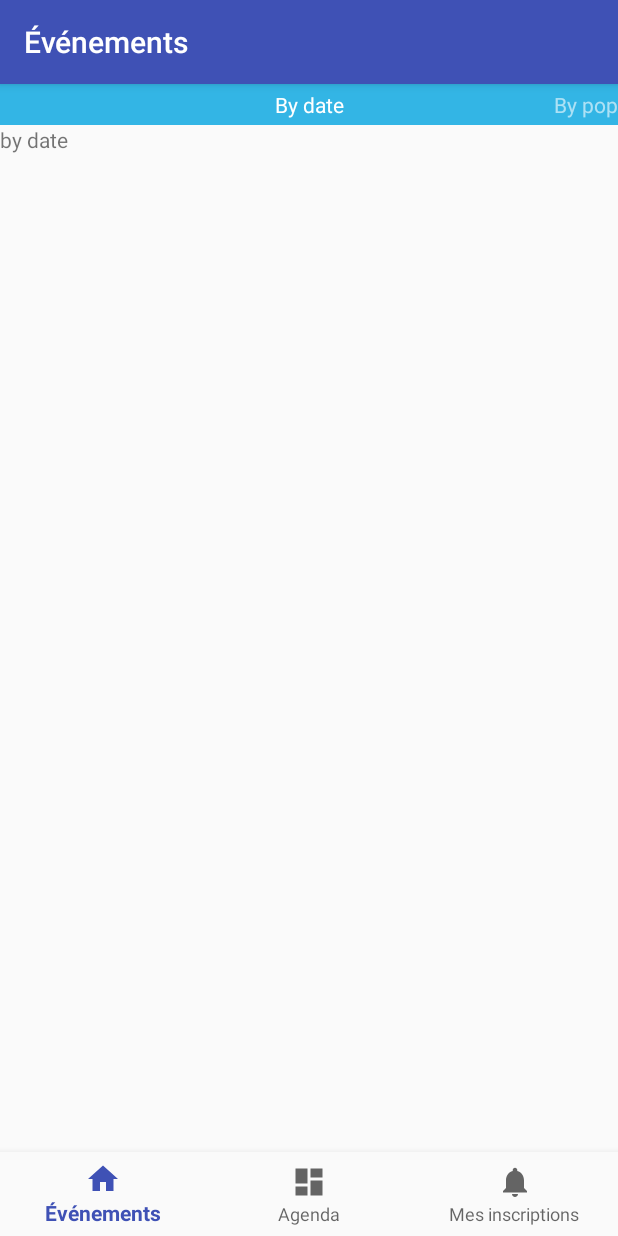
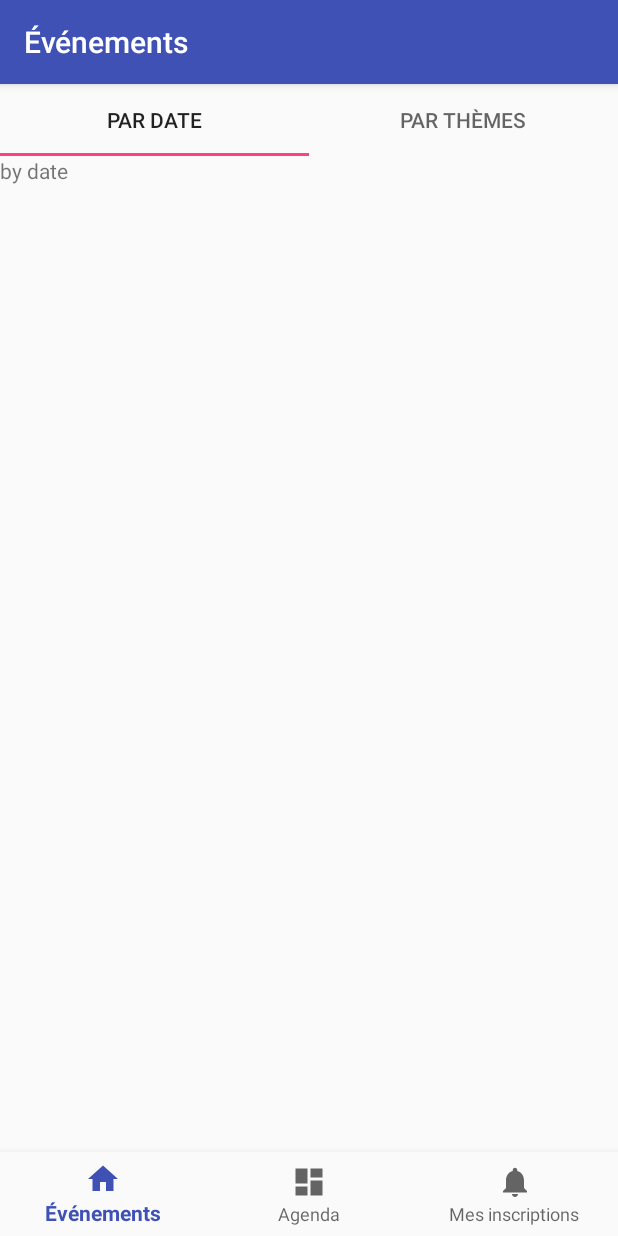
Before and after one commit to alexislargaiolli/cigref, an Android app: the screen it shows after launch (MainActivity), on a phone screen of 412 x 824 dp. Run offline under Robolectric (Android 15) with nearby library versions, the phone set to English and light mode, and no system bars; 2 statements that could not run were skipped.

```diff
--- a/app/build.gradle
+++ b/app/build.gradle
@@ -1,12 +1,12 @@
 apply plugin: 'com.android.application'
 
 android {
-    compileSdkVersion 26
-    buildToolsVersion "26.0.1"
+    compileSdkVersion 25
+    buildToolsVersion '25.0.2'
     defaultConfig {
         applicationId "com.sherpa.mynelis.cigref"
         minSdkVersion 19
-        targetSdkVersion 26
+        targetSdkVersion 25
         versionCode 1
         versionName "1.0"
         testInstrumentationRunner "android.support.test.runner.AndroidJUnitRunner"
@@ -21,15 +21,17 @@ android {
 }
 
 dependencies {
-    compile fileTree(dir: 'libs', include: ['*.jar'])
+    compile fileTree(include: ['*.jar'], dir: 'libs')
     androidTestCompile('com.android.support.test.espresso:espresso-core:2.2.2', {
         exclude group: 'com.android.support', module: 'support-annotations'
     })
-    compile 'com.android.support:appcompat-v7:26.+'
-    compile 'com.android.support:design:26.+'
-    compile 'com.android.support:support-vector-drawable:26.+'
-    compile 'com.android.support:support-v4:26.+'
-    compile 'com.android.support:recyclerview-v7:26.+'
+    compile 'com.android.support:support-annotations:25.3.1'
+    compile "com.android.support:support-core-utils:25.3.1"
+    compile 'com.android.support:appcompat-v7:25.3.1'
+    compile 'com.android.support:design:25.3.1'
+    compile 'com.android.support:support-vector-drawable:25.3.1'
+    compile 'com.android.support:support-v4:25.3.1'
+    compile 'com.android.support:recyclerview-v7:25.3.1'
     compile 'com.android.support.constraint:constraint-layout:1.0.2'
     testCompile 'junit:junit:4.12'
 }
--- a/app/src/main/AndroidManifest.xml
+++ b/app/src/main/AndroidManifest.xml
@@ -13,7 +13,8 @@
         android:label="@string/app_name"
         android:roundIcon="@mipmap/ic_launcher_round"
         android:supportsRtl="true"
-        android:theme="@style/AppTheme">
+        android:theme="@style/AppTheme"
+        >
         <activity
             android:name=".LoginActivity"
             android:label="@string/app_name">
--- a/app/src/main/java/com/sherpa/mynelis/cigref/SampleAdapter.java
+++ /dev/null
@@ -1,43 +0,0 @@
-package com.sherpa.mynelis.cigref;
-
-import android.content.Context;
-import android.support.v4.app.Fragment;
-import android.support.v4.app.FragmentManager;
-import android.support.v4.app.FragmentPagerAdapter;
-
-public class SampleAdapter extends FragmentPagerAdapter {
-    Context ctxt=null;
-
-    public SampleAdapter(Context ctxt, FragmentManager mgr) {
-        super(mgr);
-        this.ctxt=ctxt;
-    }
-
-    @Override
-    public int getCount() {
-        return(2);
-    }
-
-    @Override
-    public Fragment getItem(int position) {
-//        return(EditorFragment.newInstance(position));
-        switch(position){
-            case 0 :
-                return new EventByDateFragment();
-            case 1 :
-                return new EventByPopularityFragment();
-        }
-        return null;
-    }
-
-    @Override
-    public String getPageTitle(int position) {
-        switch(position){
-            case 0 :
-                return "By date";
-            case 1 :
-                return "By pop";
-        }
-        return null;
-    }
-}
--- a/app/src/main/java/com/sherpa/mynelis/cigref/EventByDateFragment.java
+++ b/app/src/main/java/com/sherpa/mynelis/cigref/events/EventByDateFragment.java
@@ -1,4 +1,4 @@
-package com.sherpa.mynelis.cigref;
+package com.sherpa.mynelis.cigref.events;
 
 
 import android.os.Bundle;
@@ -6,6 +6,8 @@ import android.support.v4.app.Fragment;
 import android.view.LayoutInflater;
 import android.view.View;
 import android.view.ViewGroup;
+
+import com.sherpa.mynelis.cigref.R;
 
 
 /**
--- a/app/src/main/java/com/sherpa/mynelis/cigref/EventByPopularityFragment.java
+++ b/app/src/main/java/com/sherpa/mynelis/cigref/events/EventByPopularityFragment.java
@@ -1,11 +1,14 @@
-package com.sherpa.mynelis.cigref;
+package com.sherpa.mynelis.cigref.events;
 
 
 import android.os.Bundle;
 import android.support.v4.app.Fragment;
+import android.support.v7.app.AppCompatActivity;
 import android.view.LayoutInflater;
 import android.view.View;
 import android.view.ViewGroup;
+
+import com.sherpa.mynelis.cigref.R;
 
 
 /**
--- /dev/null
+++ b/app/src/main/java/com/sherpa/mynelis/cigref/events/EventTabAdapter.java
@@ -0,0 +1,53 @@
+package com.sherpa.mynelis.cigref.events;
+
+import android.content.Context;
+import android.support.v4.app.Fragment;
+import android.support.v4.app.FragmentManager;
+import android.support.v4.app.FragmentPagerAdapter;
+
+import com.sherpa.mynelis.cigref.R;
+
+import static android.support.v4.content.res.TypedArrayUtils.getString;
+
+
+public class EventTabAdapter extends FragmentPagerAdapter {
+    Context ctxt=null;
+    EventByDateFragment byDate;
+    EventByPopularityFragment byPop;
+
+    public EventTabAdapter(Context ctxt, FragmentManager mgr) {
+        super(mgr);
+        this.ctxt=ctxt;
+        byDate = new EventByDateFragment();
+        byPop = new EventByPopularityFragment();
+    }
+
+    @Override
+    public int getCount() {
+        return(2);
+    }
+
+    @Override
+    public Fragment getItem(int position) {
+        switch(position){
+            case 0 :
+                return byDate;
+            case 1 :
+                return byPop;
+        }
+        return null;
+    }
+
+    @Override
+    public String getPageTitle(int position) {
+        switch(position){
+            case 0 :
+                return ctxt.getResources().getString(R.string.title_event_bydate);
+            case 1 :
+                return ctxt.getResources().getString(R.string.title_event_bytheme);
+            case 2 :
+                return ctxt.getResources().getString(R.string.title_event_bypopularity);
+        }
+        return null;
+    }
+}
--- a/app/src/main/java/com/sherpa/mynelis/cigref/EventsFragment.java
+++ b/app/src/main/java/com/sherpa/mynelis/cigref/events/EventsFragment.java
@@ -1,14 +1,16 @@
-package com.sherpa.mynelis.cigref;
+package com.sherpa.mynelis.cigref.events;
 
 
-import android.app.ActionBar;
 import android.os.Bundle;
 import android.support.annotation.Nullable;
+import android.support.design.widget.TabLayout;
 import android.support.v4.app.Fragment;
 import android.support.v4.view.ViewPager;
 import android.view.LayoutInflater;
 import android.view.View;
 import android.view.ViewGroup;
+
+import com.sherpa.mynelis.cigref.R;
 
 
 /**
@@ -17,21 +19,13 @@ import android.view.ViewGroup;
 public class EventsFragment extends Fragment {
 
     public EventsFragment() {
-        // Required empty public constructor
     }
 
     @Override
     public void onCreate(@Nullable Bundle savedInstanceState) {
         super.onCreate(savedInstanceState);
-        final ActionBar actionBar = getActivity().getActionBar();
 
-        // Specify that tabs should be displayed in the action bar.
-        actionBar.setNavigationMode(ActionBar.NAVIGATION_MODE_TABS);
 
-        // Add 3 tabs, specifying the tab's text and TabListener
-        for (int i = 0; i < 3; i++) {
-            actionBar.addTab(actionBar.newTab().setText("Tab " + (i + 1)));
-        }
     }
 
     @Override
@@ -40,18 +34,16 @@ public class EventsFragment extends Fragment {
         View view = inflater.inflate(R.layout.fragment_events, container, false);
 
         ViewPager mViewPager = (ViewPager) view.findViewById(R.id.pager);
-//        mViewPager.setAdapter(new MyAdapter(getChildFragmentManager()));
         mViewPager.setAdapter(buildAdapter());
 
+        TabLayout tabLayout = (TabLayout) view.findViewById(R.id.tab_layout);
+        tabLayout.setupWithViewPager(mViewPager);
 
-
-
-        // Inflate the layout for this fragment
         return view;
     }
 
-    private SampleAdapter buildAdapter() {
-        return(new SampleAdapter(getActivity(), getChildFragmentManager()));
+    private EventTabAdapter buildAdapter() {
+        return (new EventTabAdapter(getActivity(), getChildFragmentManager()));
     }
 
 }
--- a/app/src/main/res/layout/fragment_event_by_date.xml
+++ b/app/src/main/res/layout/fragment_event_by_date.xml
@@ -2,7 +2,7 @@
     xmlns:tools="http://schemas.android.com/tools"
     android:layout_width="match_parent"
     android:layout_height="match_parent"
-    tools:context="com.sherpa.mynelis.cigref.EventByDateFragment">
+    tools:context="com.sherpa.mynelis.cigref.events.EventByDateFragment">
 
     <!-- TODO: Update blank fragment layout -->
     <TextView
--- a/app/src/main/res/layout/fragment_event_by_popularity.xml
+++ b/app/src/main/res/layout/fragment_event_by_popularity.xml
@@ -2,7 +2,7 @@
     xmlns:tools="http://schemas.android.com/tools"
     android:layout_width="match_parent"
     android:layout_height="match_parent"
-    tools:context="com.sherpa.mynelis.cigref.EventByPopularityFragment">
+    tools:context="com.sherpa.mynelis.cigref.events.EventByPopularityFragment">
 
     <!-- TODO: Update blank fragment layout -->
     <TextView
--- a/app/src/main/res/layout/fragment_events.xml
+++ b/app/src/main/res/layout/fragment_events.xml
@@ -2,26 +2,45 @@
     xmlns:tools="http://schemas.android.com/tools"
     android:layout_width="match_parent"
     android:layout_height="match_parent"
-    tools:context="com.sherpa.mynelis.cigref.EventsFragment">
+    tools:context="com.sherpa.mynelis.cigref.events.EventsFragment">
 
-    <android.support.v4.view.ViewPager
-        xmlns:android="http://schemas.android.com/apk/res/android"
-        android:id="@+id/pager"
-        android:layout_width="match_parent"
-        android:layout_height="match_parent">
+    <LinearLayout
+        android:layout_width="wrap_content"
+        android:layout_height="462dp"
+        android:orientation="vertical">
 
-        <android.support.v4.view.PagerTitleStrip
-            android:id="@+id/pager_title_strip"
+        <android.support.design.widget.TabLayout
+            android:id="@+id/tab_layout"
             android:layout_width="match_parent"
-            android:layout_height="wrap_content"
-            android:layout_gravity="top"
-            android:background="#33b5e5"
-            android:textColor="#fff"
-            android:paddingTop="4dp"
-            android:paddingBottom="4dp" />
+            android:layout_height="wrap_content">
 
-    </android.support.v4.view.ViewPager>
+            <android.support.design.widget.TabItem
+                android:id="@+id/tab_date"
+                android:layout_width="wrap_content"
+                android:layout_height="wrap_content"
+                android:text="@string/title_event_bydate" />
 
+            <android.support.design.widget.TabItem
+                android:id="@+id/tab_theme"
+                android:layout_width="wrap_content"
+                android:layout_height="wrap_content"
+                android:text="@string/title_event_bytheme" />
+
+            <android.support.design.widget.TabItem
+                android:id="@+id/tab_pop"
+                android:layout_width="wrap_content"
+                android:layout_height="wrap_content"
+                android:text="@string/title_event_bypopularity" />
+        </android.support.design.widget.TabLayout>
+
+        <android.support.v4.view.ViewPager
+            android:id="@+id/pager"
+            android:layout_width="wrap_content"
+            android:layout_height="414dp">
+
+        </android.support.v4.view.ViewPager>
+
+    </LinearLayout>
 
 
 </FrameLayout>
--- a/app/src/main/res/values/strings.xml
+++ b/app/src/main/res/values/strings.xml
@@ -20,4 +20,7 @@
     <string name="title_events">Événements</string>
     <string name="title_agenda">Agenda</string>
     <string name="title_profile">Mes inscriptions</string>
+    <string name="title_event_bydate">Par date</string>
+    <string name="title_event_bypopularity">Par popularité</string>
+    <string name="title_event_bytheme" >Par thèmes</string>
 </resources>
--- a/build.gradle
+++ b/build.gradle
@@ -15,6 +15,9 @@ buildscript {
 allprojects {
     repositories {
         jcenter()
+        maven {
+            url "https://maven.google.com"
+        }
     }
 }
 
```
Also changed, not shown: app/src/main/java/com/sherpa/mynelis/cigref/MainActivity.java (+5 -4 lines), 1 other file.
